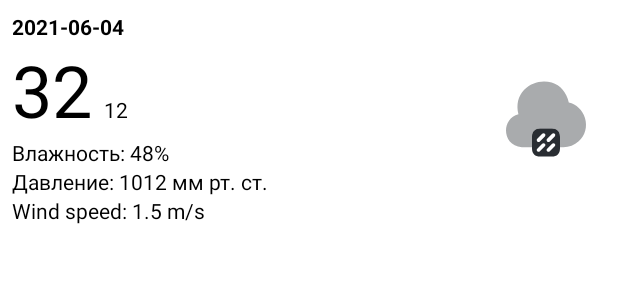
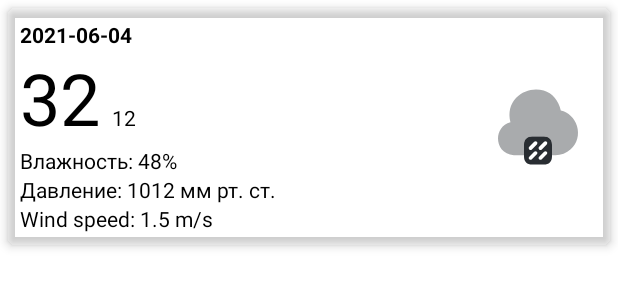
Before and after one commit to inimitab1e/WeatherMVVM, an Android app: the layout weather_list_item.xml on its own in the app's theme, with its tools: preview values and no code run, on a phone screen of 412 x 824 dp. Shown: the top 300 px of the screen. Run offline under Robolectric (Android 15) with nearby library versions, the phone set to English and light mode, and no system bars.

Commit message:
swipe to delete with undo impl'ed + minor code fixes

```diff
--- a/app/src/main/java/com/example/weathermvvm/presentation/ui/adapter/SearchWeatherRwAdapter.kt
+++ b/app/src/main/java/com/example/weathermvvm/presentation/ui/adapter/SearchWeatherRwAdapter.kt
@@ -19,9 +19,9 @@ class SearchWeatherRwAdapter :
         val date = binding.tvDate
         val tempMax = binding.tvTempMax
         val tempMin = binding.tvTempMin
-        val humidity = binding.tvHumidity
-        val pressure = binding.tvPressure
-        val windSpeed = binding.tvWindSpeed
+        val humidity = binding.tvHumidityValue
+        val pressure = binding.tvPressureValue
+        val windSpeed = binding.tvWindSpeedValue
         val weatherIcon = binding.ivWeatherIcon
     }
 
--- a/app/src/main/java/com/example/weathermvvm/presentation/ui/search/SearchWeatherViewModel.kt
+++ b/app/src/main/java/com/example/weathermvvm/presentation/ui/search/SearchWeatherViewModel.kt
@@ -49,7 +49,7 @@ class SearchWeatherViewModel @Inject constructor(
 
     fun deletePlaceFromListOfFavorites(name: String) {
         viewModelScope.launch {
-            localRepository.removePlaceFromFavorite(name = name)
+            localRepository.removePlaceFromFavoriteByName(name = name)
         }
     }
 
--- a/app/src/main/java/com/example/weathermvvm/util/StringConstants.kt
+++ b/app/src/main/java/com/example/weathermvvm/util/StringConstants.kt
@@ -4,4 +4,6 @@ object StringConstants {
     const val unknownPlace = "We dont know this place :("
     const val fromFavoriteToSearchKey = "fromFavoriteToSearch"
     const val fromFavoriteToSearchDataName = "locationName"
+    const val deletedSnackBarNotify = "Удалена локация: "
+    const val undo = "Отменить"
 }
--- /dev/null
+++ b/app/src/main/res/drawable/ic_swipe_delete.xml
@@ -0,0 +1,5 @@
+<vector android:height="24dp" android:tint="#000000"
+    android:viewportHeight="24" android:viewportWidth="24"
+    android:width="24dp" xmlns:android="http://schemas.android.com/apk/res/android">
+    <path android:fillColor="@android:color/white" android:pathData="M15,16h4v2h-4zM15,8h7v2h-7zM15,12h6v2h-6zM3,18c0,1.1 0.9,2 2,2h6c1.1,0 2,-0.9 2,-2L13,8L3,8v10zM14,5h-3l-1,-1L6,4L5,5L2,5v2h12z"/>
+</vector>
--- a/app/src/main/res/layout/favorite_locations_list_item.xml
+++ b/app/src/main/res/layout/favorite_locations_list_item.xml
@@ -3,9 +3,11 @@
     xmlns:app="http://schemas.android.com/apk/res-auto"
     android:id="@+id/cardView"
     android:layout_width="match_parent"
-    android:layout_height="wrap_content"
+    android:layout_height="70dp"
     app:cardBackgroundColor="@android:color/transparent"
-    app:cardElevation="0dp">
+    android:layout_margin="5dp"
+    app:cardCornerRadius="2dp"
+    app:cardElevation="4dp">
 
 
     <TextView
--- a/app/src/main/res/layout/weather_list_item.xml
+++ b/app/src/main/res/layout/weather_list_item.xml
@@ -1,16 +1,15 @@
 <?xml version="1.0" encoding="utf-8"?>
-<FrameLayout xmlns:android="http://schemas.android.com/apk/res/android"
+<androidx.cardview.widget.CardView xmlns:android="http://schemas.android.com/apk/res/android"
     xmlns:app="http://schemas.android.com/apk/res-auto"
     xmlns:tools="http://schemas.android.com/tools"
-    android:layout_width="match_parent"
-    android:layout_height="wrap_content">
-
-    <androidx.cardview.widget.CardView
     android:id="@+id/card_view"
     android:layout_width="match_parent"
     android:layout_height="wrap_content"
     app:cardBackgroundColor="@android:color/transparent"
-        app:cardElevation="0dp">
+    android:layout_margin="5dp"
+    app:cardCornerRadius="5dp"
+    app:cardElevation="4dp">
+
 
     <androidx.constraintlayout.widget.ConstraintLayout
         android:layout_width="match_parent"
@@ -49,31 +48,61 @@
             tools:text="12" />
 
         <com.google.android.material.textview.MaterialTextView
-                android:id="@+id/tvHumidity"
+            android:id="@+id/tvHumidityText"
             android:layout_width="wrap_content"
             android:layout_height="wrap_content"
             android:textColor="@color/black"
             app:layout_constraintStart_toStartOf="parent"
             app:layout_constraintTop_toBottomOf="@id/tvTempMax"
-                tools:text="Влажность: 48%" />
+            tools:text="Влажность: " />
 
         <com.google.android.material.textview.MaterialTextView
-                android:id="@+id/tvPressure"
+            android:id="@+id/tvHumidityValue"
+            android:layout_width="wrap_content"
+            android:layout_height="wrap_content"
+            android:textColor="@color/black"
+
+            app:layout_constraintStart_toEndOf="@+id/tvHumidityText"
+            app:layout_constraintTop_toBottomOf="@+id/tvTempMax"
+            tools:text="48%" />
+
+        <com.google.android.material.textview.MaterialTextView
+            android:id="@+id/tvPressureText"
             android:layout_width="wrap_content"
             android:layout_height="wrap_content"
             android:textColor="@color/black"
             app:layout_constraintStart_toStartOf="parent"
-                app:layout_constraintTop_toBottomOf="@id/tvHumidity"
-                tools:text="Давление: 1012 мм рт. ст." />
+            app:layout_constraintTop_toBottomOf="@id/tvHumidityText"
+            tools:text="Давление: " />
 
         <com.google.android.material.textview.MaterialTextView
-                android:id="@+id/tvWindSpeed"
+            android:id="@+id/tvPressureValue"
+            android:layout_width="wrap_content"
+            android:layout_height="wrap_content"
+            android:textColor="@color/black"
+
+            app:layout_constraintStart_toEndOf="@+id/tvPressureText"
+            app:layout_constraintTop_toBottomOf="@+id/tvHumidityValue"
+            tools:text="1012 мм рт. ст." />
+
+        <com.google.android.material.textview.MaterialTextView
+            android:id="@+id/tvWindSpeedText"
             android:layout_width="wrap_content"
             android:layout_height="wrap_content"
             android:textColor="@color/black"
             app:layout_constraintStart_toStartOf="parent"
-                app:layout_constraintTop_toBottomOf="@id/tvPressure"
-                tools:text="Wind speed: 1.5 m/s" />
+            app:layout_constraintTop_toBottomOf="@id/tvPressureText"
+            tools:text="Wind speed: " />
+
+        <com.google.android.material.textview.MaterialTextView
+            android:id="@+id/tvWindSpeedValue"
+            android:layout_width="wrap_content"
+            android:layout_height="wrap_content"
+            android:textColor="@color/black"
+
+            app:layout_constraintStart_toEndOf="@+id/tvWindSpeedText"
+            app:layout_constraintTop_toBottomOf="@+id/tvPressureValue"
+            tools:text="1.5 m/s" />
 
         <ImageView
             android:id="@+id/ivWeatherIcon"
@@ -90,5 +119,5 @@
 
 
     </androidx.constraintlayout.widget.ConstraintLayout>
+
 </androidx.cardview.widget.CardView>
-</FrameLayout>
--- a/data/src/main/java/com/example/weathermvvm/data/local/FavoritePlacesDAOImpl.kt
+++ b/data/src/main/java/com/example/weathermvvm/data/local/FavoritePlacesDAOImpl.kt
@@ -14,13 +14,13 @@ class FavoritePlacesDAOImpl(context: Context) {
     }
 
     //Select all
-    suspend fun getAllFavoritePlaces(): List<FavoritePlaces> = db.getAllFavoritePlaces()
+    suspend fun getAllFavoritePlaces(): MutableList<FavoritePlaces> = db.getAllFavoritePlaces()
 
     //Search if in the table
     suspend fun searchByName(name: String): Boolean = db.searchByName(name)
 
     //Delete one place
-    suspend fun removePlaceFromFavorite(name: String) {
-        db.removePlaceFromFavorite(name)
+    suspend fun removePlaceFromFavoriteByName(name: String) {
+        db.removePlaceFromFavoriteByName(name)
     }
 }
--- a/domain/src/main/java/com/example/weathermvvm/domain/repository/local/FavoritePlacesDAO.kt
+++ b/domain/src/main/java/com/example/weathermvvm/domain/repository/local/FavoritePlacesDAO.kt
@@ -13,11 +13,11 @@ interface FavoritePlacesDAO {
     suspend fun addPlaceToFavorite(favoritePlace: FavoritePlaces)
 
     @Query("Select * from favourites")
-    suspend fun getAllFavoritePlaces(): List<FavoritePlaces>
+    suspend fun getAllFavoritePlaces(): MutableList<FavoritePlaces>
 
     @Query("SELECT EXISTS(SELECT * FROM favourites WHERE placeName = :name)")
     suspend fun searchByName(name: String): Boolean
 
     @Query("DELETE FROM favourites where placeName like :name")
-    suspend fun removePlaceFromFavorite(name: String)
+    suspend fun removePlaceFromFavoriteByName(name: String)
 }
```
Also changed, not shown: app/src/main/java/com/example/weathermvvm/presentation/ui/adapter/FavoriteLocationsRwAdapter.kt (+9 -5 lines), app/src/main/java/com/example/weathermvvm/presentation/ui/adapter/features/SwipeToDeleteCallback.kt (added, +83 -0 lines), app/src/main/java/com/example/weathermvvm/presentation/ui/favourites/FavoriteLocationsViewModel.kt (+17 -6 lines), app/src/main/java/com/example/weathermvvm/presentation/ui/favourites/FavouriteLocationsFragment.kt (+67 -15 lines). Lines whose indentation alone changed are shown as unchanged.
